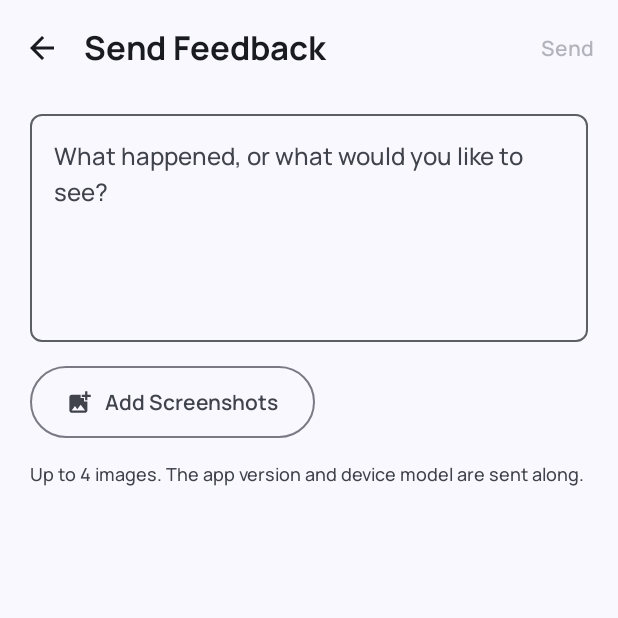
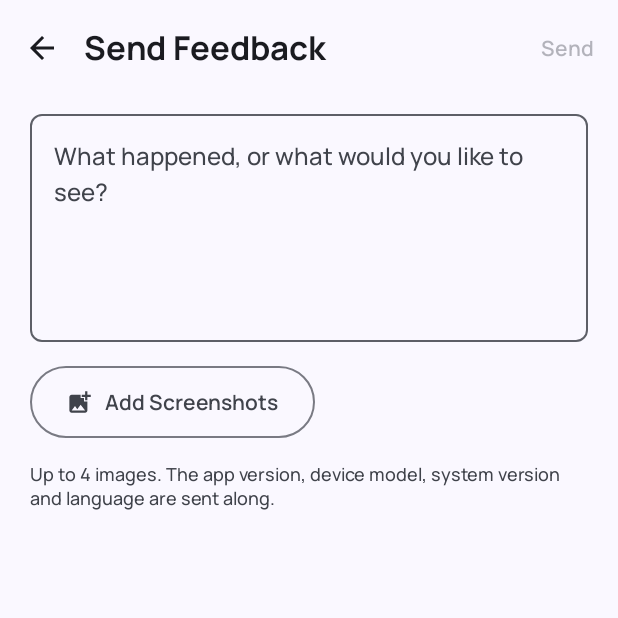
Before and after one commit to iebb/TransitICReader, an Android app built with Jetpack Compose: the composable FeedbackScreen shown on its own in the app's theme, on a phone screen of 412 x 824 dp, the top half of it. Run offline under Robolectric (Android 15) with nearby library versions, the phone set to English and light mode, and no system bars; network calls fail.

Commit message:
Feedback form: say the system version and language are sent too
Co-authored-by: AirBuild <315705251+airbuild[bot]@users.noreply.github.com>

```diff
--- a/android/app/src/main/java/ad/neko/cardbal/android/ui/FeedbackScreen.kt
+++ b/android/app/src/main/java/ad/neko/cardbal/android/ui/FeedbackScreen.kt
@@ -203,7 +203,7 @@ fun FeedbackScreen(onBack: () -> Unit, modifier: Modifier = Modifier) {
                 Text(tr("Add Screenshots"), modifier = Modifier.padding(start = 8.dp))
             }
             Text(
-                tr("Up to ${AirFeedbackConfig.MAXIMUM_IMAGES} images. The app version and device model are sent along."),
+                tr("Up to ${AirFeedbackConfig.MAXIMUM_IMAGES} images. The app version, device model, system version and language are sent along."),
                 style = MaterialTheme.typography.bodySmall,
                 color = MaterialTheme.colorScheme.onSurfaceVariant,
             )
--- a/android/app/src/main/java/ad/neko/cardbal/android/ui/LocalizedResources.kt
+++ b/android/app/src/main/java/ad/neko/cardbal/android/ui/LocalizedResources.kt
@@ -950,7 +950,7 @@ internal val localizedResources = mapOf(
     "Unsupported DESFire file type" to R.string.text_1277d7e3b357f07e,
     "Unsupported card type." to R.string.text_2afcb119e5dabf1e,
     "Unsupported city boundary data version %lld." to R.string.text_1ed03d0fe1de1a90,
-    "Up to %lld images. The app version and device model are sent along." to R.string.text_2d3b508928a3c7a5,
+    "Up to %lld images. The app version, device model, system version and language are sent along." to R.string.text_d24517fcfba2e080,
     "Upload technical trip records from eligible Korean cards such as T-money and EZL/Cashbee to help analyze South Korea trip record formats. Uploaded data includes a deduplication hash, a hashed card ID, the last 4 characters of the card ID, bytes 0x05-0x08, bytes 0x09-0x0A, and the full raw record bytes. This uses HTTPS and can be turned off or on at any time in Settings." to R.string.text_14392755e2b8f597,
     "Usage Amount" to R.string.text_5178b8e0315b4f04,
     "Use Current Location" to R.string.text_4e00aa111d197638,
--- a/android/app/src/main/res/values/localized.xml
+++ b/android/app/src/main/res/values/localized.xml
@@ -925,7 +925,7 @@
     <string name="text_1277d7e3b357f07e" formatted="false">"Unsupported DESFire file type"</string>
     <string name="text_2afcb119e5dabf1e" formatted="false">"Unsupported card type."</string>
     <string name="text_1ed03d0fe1de1a90" formatted="false">"Unsupported city boundary data version %lld."</string>
-    <string name="text_2d3b508928a3c7a5" formatted="false">"Up to %lld images. The app version and device model are sent along."</string>
+    <string name="text_d24517fcfba2e080" formatted="false">"Up to %lld images. The app version, device model, system version and language are sent along."</string>
     <string name="text_14392755e2b8f597" formatted="false">"Upload technical trip records from eligible Korean cards such as T-money and EZL/Cashbee to help analyze South Korea trip record formats. Uploaded data includes a deduplication hash, a hashed card ID, the last 4 characters of the card ID, bytes 0x05-0x08, bytes 0x09-0x0A, and the full raw record bytes. This uses HTTPS and can be turned off or on at any time in Settings."</string>
     <string name="text_5178b8e0315b4f04" formatted="false">"Usage Amount"</string>
     <string name="text_4e00aa111d197638" formatted="false">"Use Current Location"</string>
```
Also changed, not shown: 8 other files.
